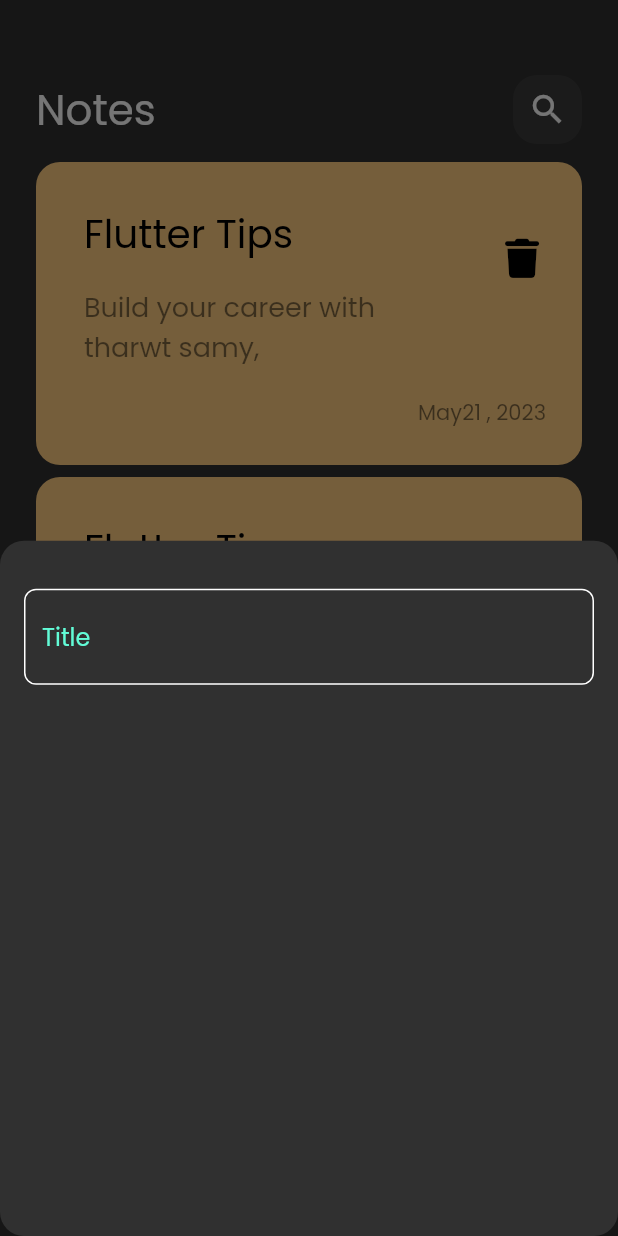
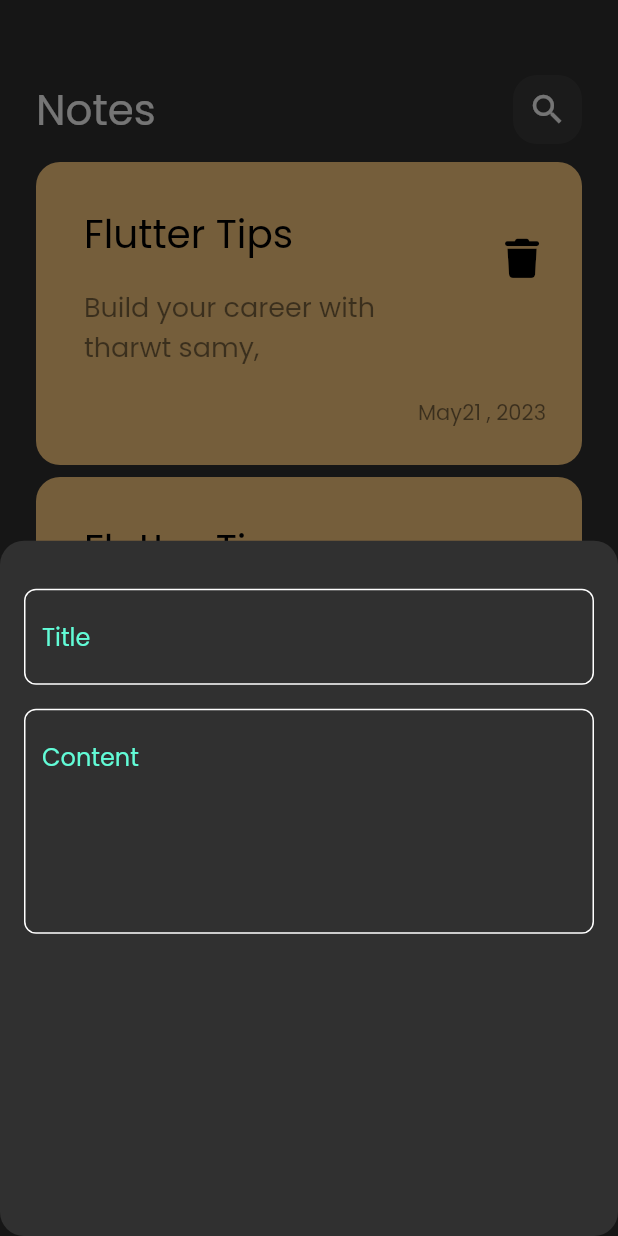
Before and after one commit to ahhmedsafwat/note_app, a Flutter app: the screen it shows after launch, after a tap on the "add" icon, on a phone screen of 412 x 824 dp. Run offline on Flutter 3.47's test engine with Material 2 defaults, Android fonts, the phone set to English and light mode, and no system bars; our stand-ins replace font_awesome_flutter.

Commit message:
added text field to the note bottm sheet

```diff
--- a/lib/widgets/add_note_botton_sheet.dart
+++ b/lib/widgets/add_note_botton_sheet.dart
@@ -13,7 +13,16 @@ class AddNoteButtonSheet extends StatelessWidget {
           SizedBox(
             height: 32,
           ),
-          CustomTextField()
+          CustomTextField(
+            hint: 'Title',
+          ),
+          SizedBox(
+            height: 16,
+          ),
+          CustomTextField(
+            hint: 'Content',
+            maxlines: 5,
+          )
         ],
       ),
     );
--- a/lib/widgets/custom_text_field.dart
+++ b/lib/widgets/custom_text_field.dart
@@ -2,13 +2,16 @@ import "package:flutter/material.dart";
 import "package:note_app/constants.dart";
 
 class CustomTextField extends StatelessWidget {
-  const CustomTextField({super.key});
+  const CustomTextField({super.key, required this.hint, this.maxlines = 1});
+  final String hint;
+  final int maxlines;
 
   @override
   Widget build(BuildContext context) {
     return TextField(
+      maxLines: maxlines,
       decoration: InputDecoration(
-        hintText: 'Title',
+        hintText: hint,
         hintStyle: const TextStyle(color: KPrimaryColor),
         border: buildBorder(
           Colors.white,
```
